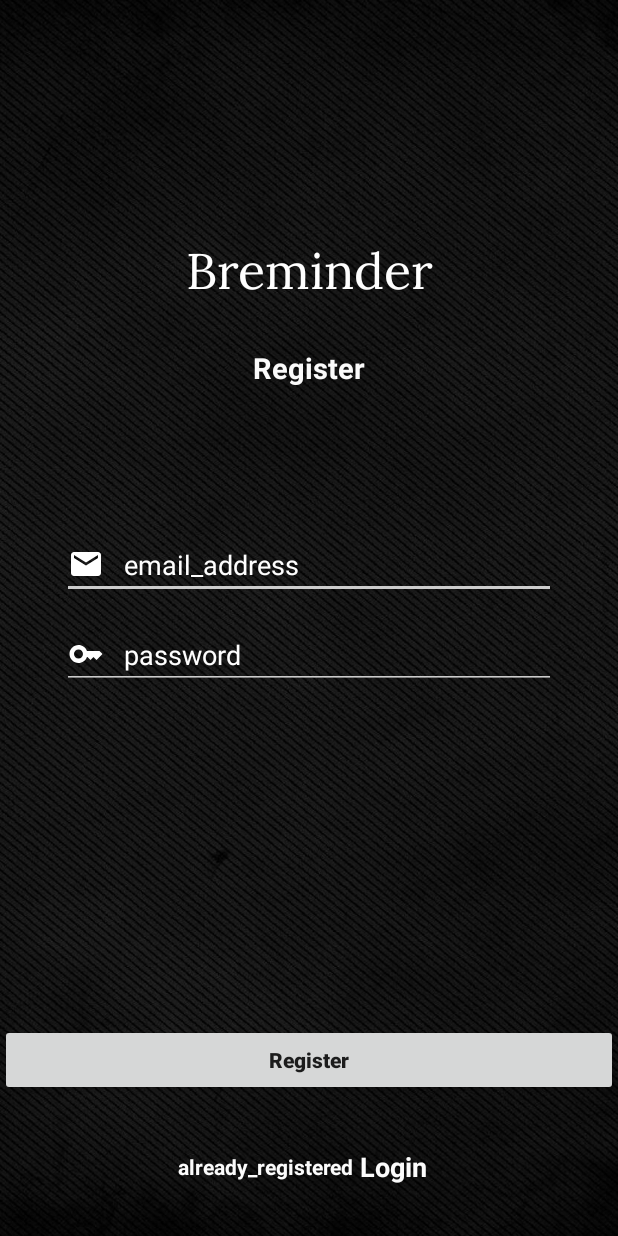
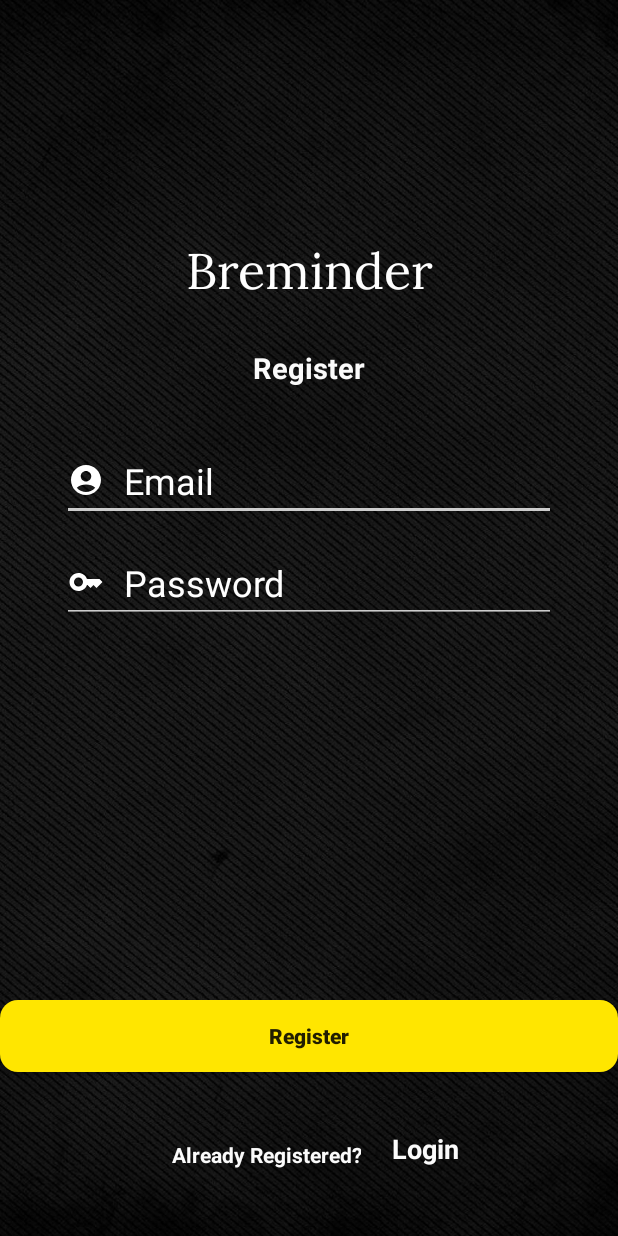
Before and after one commit to macsolo1332/BirthdayWishing, an Android app: the Registration screen opened directly, with no data from a screen before it, on a phone screen of 412 x 824 dp. Run offline under Robolectric (Android 15) with nearby library versions, the phone set to English and light mode, and no system bars; our stand-ins replace Firebase (no records; nobody signed in at launch, a user with empty details on screens opened directly).

Commit message:
more consistent theme/UI

```diff
--- a/app/src/main/AndroidManifest.xml
+++ b/app/src/main/AndroidManifest.xml
@@ -48,6 +48,9 @@
             <meta-data
                 android:name="android.support.FILE_PROVIDER_PATHS"
                 android:resource="@xml/path" />
+            <meta-data
+                android:name="android.support.FILE_PROVIDER_SUGGESTED_SUFFIXES"
+                android:value="jpg" />
         </provider>
 
         <meta-data
--- a/app/src/main/res/layout/activity_registration.xml
+++ b/app/src/main/res/layout/activity_registration.xml
@@ -46,84 +46,88 @@
 
     <EditText
         android:id="@+id/email"
-        android:textColor="@color/white"
         android:layout_width="0dp"
         android:layout_height="wrap_content"
-        android:layout_marginTop="96dp"
+        android:layout_marginTop="36dp"
         android:backgroundTint="#CCCCCC"
-        android:drawableLeft="@drawable/baseline_email_24"
+        android:drawableLeft="@drawable/baseline_account_circle_24"
         android:drawablePadding="13dp"
-        android:hint="email_address"
+        android:hint="Email"
         android:inputType="textEmailAddress"
+        android:textColor="@color/white"
         android:textColorHint="@color/white"
+        android:textSize="24sp"
         app:layout_constraintEnd_toEndOf="parent"
         app:layout_constraintStart_toStartOf="parent"
         app:layout_constraintTop_toBottomOf="@+id/textview2"
         app:layout_constraintWidth_percent=".8" />
 
     <EditText
-        android:textColor="@color/white"
         android:id="@+id/pass"
         android:layout_width="0dp"
-        android:inputType="textPassword"
         android:layout_height="wrap_content"
-        android:layout_marginTop="156dp"
+        android:layout_marginTop="104dp"
         android:backgroundTint="#CCCCCC"
         android:drawableLeft="@drawable/baseline_key_24"
         android:drawablePadding="13dp"
-        android:hint="@string/password"
+        android:hint="Password"
+        android:textColor="@color/white"
         android:textColorHint="@color/white"
+        android:textSize="24sp"
+        android:inputType="textPassword"
         app:layout_constraintEnd_toEndOf="parent"
         app:layout_constraintStart_toStartOf="parent"
         app:layout_constraintTop_toBottomOf="@+id/textview2"
         app:layout_constraintWidth_percent=".8" />
 
 
-
-
     <Button
         android:id="@+id/registerButton"
         android:layout_width="match_parent"
         android:layout_height="wrap_content"
+        android:layout_gravity="center"
+        android:layout_marginTop="5dp"
+        android:background="@drawable/button"
+
         android:padding="14dp"
-        android:layout_gravity="center"
         android:text="Register"
-
-        android:layout_marginTop="5dp"
         android:textAllCaps="false"
         android:textStyle="bold"
         app:layout_constraintBottom_toBottomOf="parent"
         app:layout_constraintTop_toBottomOf="@+id/pass"
-        app:layout_constraintVertical_bias="0.7"
-        app:layout_constraintWidth_percent=".6" />
+        app:layout_constraintVertical_bias="0.693"
+        app:layout_constraintWidth_percent=".6"
+        tools:layout_editor_absoluteX="0dp" />
+
     <TextView
         android:id="@+id/textView5"
         android:layout_width="wrap_content"
         android:layout_height="wrap_content"
-        android:text="already_registered"
+        android:text="Already Registered?"
         android:textAlignment="center"
         android:textColor="#FBFBFB"
         android:textStyle="bold"
         app:layout_constraintBottom_toBottomOf="parent"
+        app:layout_constraintEnd_toEndOf="parent"
+        app:layout_constraintHorizontal_bias=".4"
         app:layout_constraintStart_toStartOf="parent"
-        app:layout_constraintTop_toBottomOf="@+id/registerButton"
-        app:layout_constraintEnd_toEndOf="parent"
-        app:layout_constraintHorizontal_bias=".4"/>
+        app:layout_constraintTop_toBottomOf="@+id/registerButton" />
 
     <TextView
         android:layout_width="wrap_content"
         android:layout_height="wrap_content"
+        android:onClick="login"
         android:text=" Login"
-        android:onClick="login"
         android:textAlignment="center"
+        android:textColor="#FBFBFB"
         android:textSize="18sp"
         android:textStyle="bold"
-        android:textColor="#FBFBFB"
         app:layout_constraintBottom_toBottomOf="parent"
         app:layout_constraintEnd_toEndOf="parent"
+        app:layout_constraintHorizontal_bias="0.133"
         app:layout_constraintStart_toEndOf="@id/textView5"
         app:layout_constraintTop_toBottomOf="@+id/registerButton"
-        app:layout_constraintHorizontal_bias="0"/>
+        app:layout_constraintVertical_bias="0.458" />
 
 
 </androidx.constraintlayout.widget.ConstraintLayout>
--- a/build.gradle.kts
+++ b/build.gradle.kts
@@ -5,5 +5,5 @@ buildscript {
 }
 // Top-level build file where you can add configuration options common to all sub-projects/modules.
 plugins {
-    id("com.android.application") version "8.1.1" apply false
+    id("com.android.application") version "8.1.3" apply false
 }
```
Also changed, not shown: app/src/main/res/layout/activity_login.xml (+29 -24 lines), app/src/main/res/layout/activity_main.xml (+7 -0 lines).
